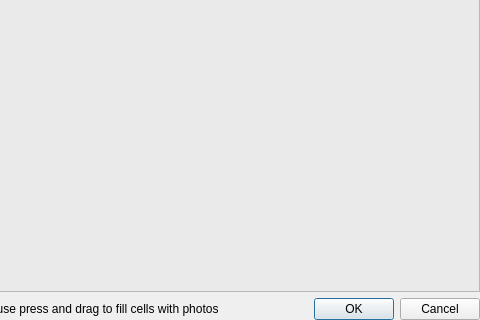
Qt form src/photogrid_dialog.ui (ksharindam/photoquick) before a commit; both pictures show x 198 to 678 and y 149 to 469 of the 678 by 469 pixel window.
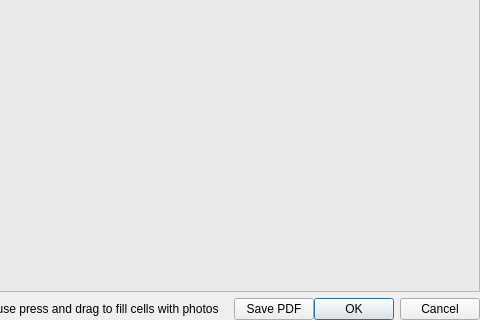
The same form after that commit.

Commit message: added : Save PDF option in photogrid

Patch:
```diff
--- a/src/photogrid_dialog.ui
+++ b/src/photogrid_dialog.ui
@@ -353,7 +353,7 @@
      </layout>
     </widget>
    </item>
-   <item row="2" column="4">
+   <item row="2" column="5">
     <widget class="QDialogButtonBox" name="buttonBox">
      <property name="sizePolicy">
       <sizepolicy hsizetype="Fixed" vsizetype="Fixed">
@@ -382,7 +382,7 @@
      </property>
     </widget>
    </item>
-   <item row="0" column="1" colspan="4">
+   <item row="0" column="1" colspan="5">
     <widget class="QScrollArea" name="scrollArea">
      <property name="widgetResizable">
       <bool>true</bool>
@@ -405,6 +405,13 @@
      </widget>
     </widget>
    </item>
+   <item row="2" column="4">
+    <widget class="QPushButton" name="savePdfBtn">
+     <property name="text">
+      <string>Save PDF</string>
+     </property>
+    </widget>
+   </item>
   </layout>
  </widget>
  <resources>
```
The commit also changes 6 other files.
